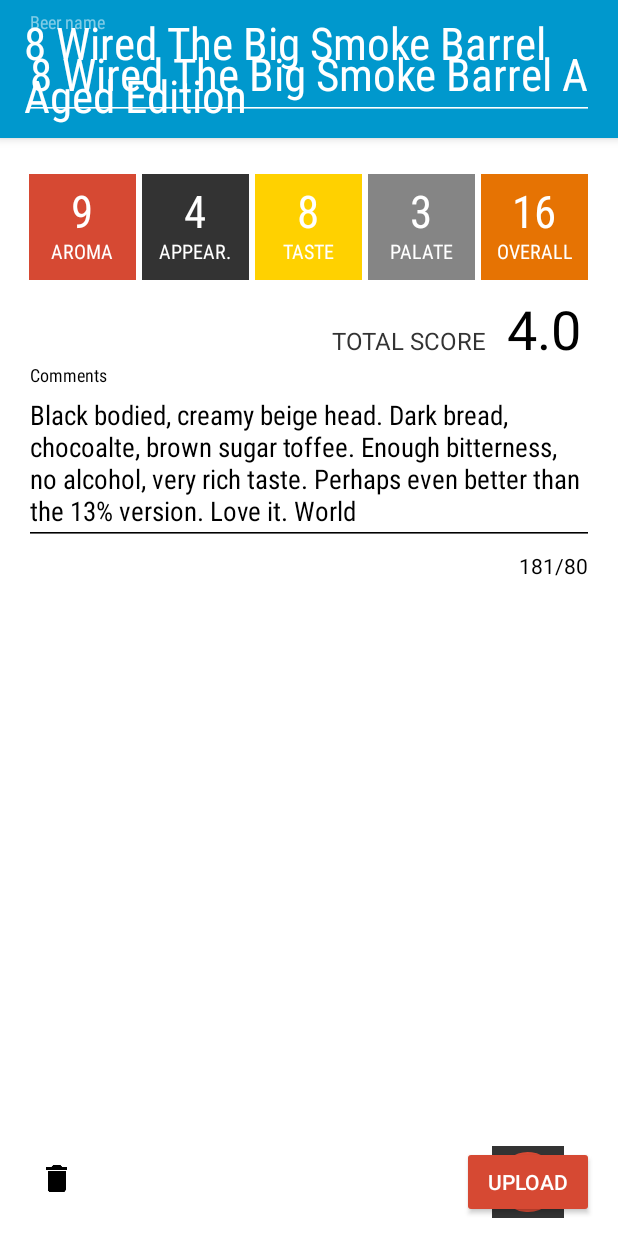
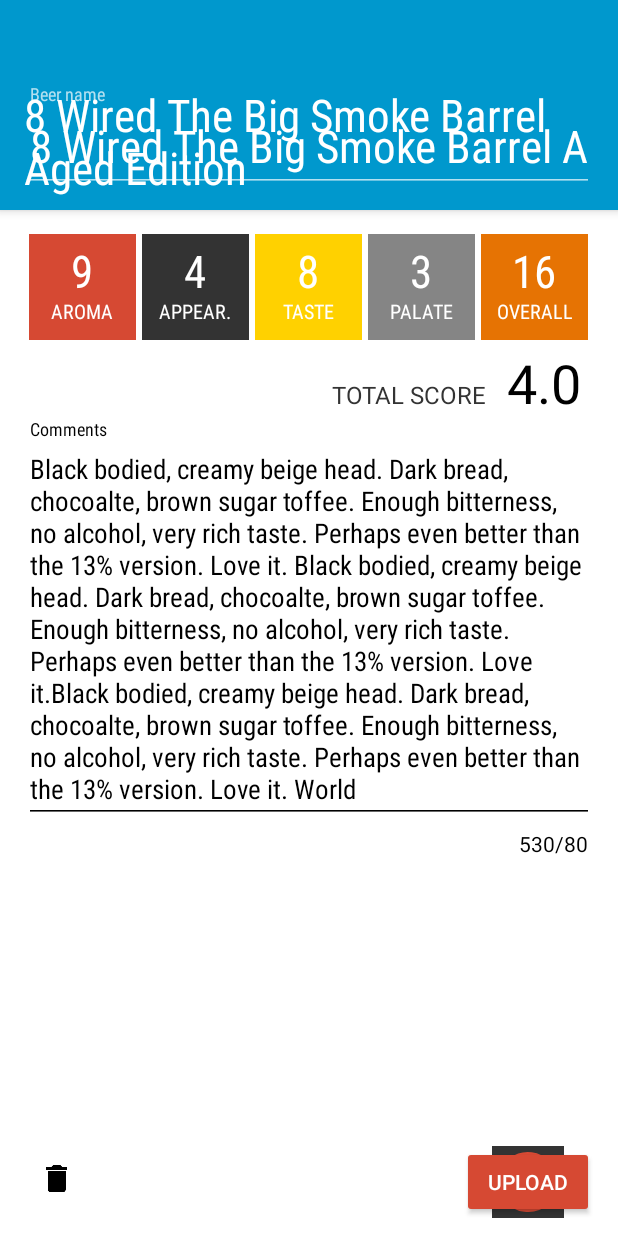
Before and after one commit to erickok/ratebeer, an Android app: the layout activity_rate.xml on its own in the app's theme, with its tools: preview values and no code run, on a phone screen of 412 x 824 dp. Run offline under Robolectric (Android 15) with nearby library versions, the phone set to English and light mode, and no system bars.

Commit message:
Merged develop changes for 2.0.4 release.

```diff
--- a/app/build.gradle
+++ b/app/build.gradle
@@ -9,8 +9,8 @@ android {
         applicationId 'com.ratebeer.android'
         minSdkVersion 15
         targetSdkVersion 23
-        versionCode 207
-        versionName '2.0.3'
+        versionCode 208
+        versionName '2.0.4'
     }
     compileOptions {
         sourceCompatibility JavaVersion.VERSION_1_8
@@ -52,4 +52,5 @@ dependencies {
 
     compile 'com.squareup.picasso:picasso:2.5.2'
     //compile 'pl.charmas.android:android-reactive-location:0.7@aar'
+    compile 'net.yslibrary.keyboardvisibilityevent:keyboardvisibilityevent:1.0.1'
 }
--- a/app/src/main/AndroidManifest.xml
+++ b/app/src/main/AndroidManifest.xml
@@ -28,9 +28,7 @@
 		<activity
 			android:name=".gui.BeerActivity"
 			android:theme="@style/AppTheme.NoStatusBar" />
-		<activity
-			android:name=".gui.RateActivity"
-			android:windowSoftInputMode="adjustPan" />
+		<activity android:name=".gui.RateActivity" />
 		<activity android:name=".gui.PhotoActivity" />
 		<activity android:name=".gui.HelpActivity" />
 		<activity android:name=".gui.HelpWhereRatingsActivity" />
--- a/app/src/main/java/com/ratebeer/android/api/model/BeerSearchResult.java
+++ b/app/src/main/java/com/ratebeer/android/api/model/BeerSearchResult.java
@@ -7,7 +7,6 @@ public final class BeerSearchResult {
 	public long beerId;
 	public String beerName;
 	public long brewerId;
-	public String brewerName;
 	public Float overallPercentile;
 	public int rateCount;
 	public boolean unrateable;
--- a/app/src/main/java/com/ratebeer/android/api/model/BeerSearchResultDeserializer.java
+++ b/app/src/main/java/com/ratebeer/android/api/model/BeerSearchResultDeserializer.java
@@ -19,7 +19,6 @@ public final class BeerSearchResultDeserializer implements JsonDeserializer<Beer
 		beerSearchResult.beerId = object.get("BeerID").getAsInt();
 		beerSearchResult.beerName = Normalizer.get().cleanHtml(object.get("BeerName").getAsString());
 		beerSearchResult.brewerId = object.get("BrewerID").getAsInt();
-		beerSearchResult.brewerName = Normalizer.get().cleanHtml(object.get("BrewerName").getAsString());
 
 		if (!(object.get("OverallPctl") instanceof JsonNull))
 			beerSearchResult.overallPercentile = object.get("OverallPctl").getAsFloat();
--- a/app/src/main/java/com/ratebeer/android/gui/HelpActivity.java
+++ b/app/src/main/java/com/ratebeer/android/gui/HelpActivity.java
@@ -75,7 +75,7 @@ public final class HelpActivity extends RateBeerActivity {
 	public void openReport(View view) {
 		Intent emailIntent = new Intent(Intent.ACTION_SEND);
 		emailIntent.setType("message/rfc822");
-		emailIntent.putExtra(Intent.EXTRA_EMAIL, "rb@2312.nl");
+		emailIntent.putExtra(Intent.EXTRA_EMAIL, new String[]{"rb@2312.nl"});
 		emailIntent.putExtra(Intent.EXTRA_SUBJECT, "Help with RateBeer Android app");
 		emailIntent.putExtra(Intent.EXTRA_TEXT,
 				String.format(Locale.US, "Please describe your problem:\n\n\n\nRateBeer username: %1$s\nRateBeer version: %2$s (%3$d)\n\n",
--- a/app/src/main/java/com/ratebeer/android/gui/MainActivity.java
+++ b/app/src/main/java/com/ratebeer/android/gui/MainActivity.java
@@ -126,6 +126,7 @@ public class MainActivity extends RateBeerActivity {
 		queryTextChangeEvents.map(event -> !TextUtils.isEmpty(event.queryText())).subscribe(hasQuery -> {
 			searchList.setVisibility(hasQuery ? View.VISIBLE : View.GONE);
 			tabLayout.setVisibility(hasQuery ? View.GONE : (tabs.size() == 1 ? View.GONE : View.VISIBLE));
+			scanButton.setVisibility(hasQuery ? View.GONE : View.VISIBLE);
 		});
 		queryTextChangeEvents.filter(SearchViewQueryTextEvent::isSubmitted).subscribe(event -> performSearch(event.queryText().toString()));
 		queryTextChangeEvents.map(event -> event.queryText().toString()).map(String::trim).switchMap(query -> {
--- a/app/src/main/java/com/ratebeer/android/gui/lists/BeerRatingsAdapter.java
+++ b/app/src/main/java/com/ratebeer/android/gui/lists/BeerRatingsAdapter.java
@@ -74,6 +74,8 @@ public final class BeerRatingsAdapter extends RecyclerView.Adapter<BeerRatingsAd
 	}
 
 	private Spanned asHtml(String raw) {
+		if (raw == null)
+			return null;
 		try {
 			return Html.fromHtml(raw);
 		} catch (Exception e) {
--- a/app/src/main/java/com/ratebeer/android/gui/lists/RatingsAdapter.java
+++ b/app/src/main/java/com/ratebeer/android/gui/lists/RatingsAdapter.java
@@ -16,7 +16,6 @@ import android.widget.TextView;
 import com.ratebeer.android.R;
 import com.ratebeer.android.Session;
 import com.ratebeer.android.api.ImageUrls;
-import com.ratebeer.android.db.RBLog;
 import com.ratebeer.android.db.Rating;
 import com.ratebeer.android.gui.services.SyncService;
 import com.ratebeer.android.gui.widget.Images;
@@ -68,7 +67,7 @@ public final class RatingsAdapter extends RecyclerView.Adapter<RecyclerView.View
 				return true;
 			});
 			// Monitor changes in the user counts too
-			Session.get().getUpdates(context, true).doOnEach(RBLog::rx).observeOn(AndroidSchedulers.mainThread()).subscribe(
+			Session.get().getUpdates(context, true).observeOn(AndroidSchedulers.mainThread()).subscribe(
 					counts -> headerHolder.userCountText.setText(String.format(Locale.getDefault(), "%1$d", Session.get().getUserRateCount())));
 		} else {
 			Rating rating = ratings.get(position - 1);
--- a/app/src/main/res/layout/activity_beer.xml
+++ b/app/src/main/res/layout/activity_beer.xml
@@ -5,7 +5,8 @@
 	android:layout_width="match_parent"
 	android:layout_height="match_parent"
 	android:fitsSystemWindows="true"
-	android:orientation="vertical">
+	android:orientation="vertical"
+	tools:context=".gui.BeerActivity">
 
 	<android.support.design.widget.AppBarLayout
 		android:id="@+id/appbar_layout"
--- a/app/src/main/res/layout/activity_main.xml
+++ b/app/src/main/res/layout/activity_main.xml
@@ -8,7 +8,6 @@
 	tools:context="com.ratebeer.android.gui.MainActivity">
 
 	<android.support.design.widget.AppBarLayout
-		android:id="@+id/appBarLayout"
 		android:layout_width="match_parent"
 		android:layout_height="wrap_content"
 		android:theme="@style/AppTheme.Dark">
@@ -58,8 +57,8 @@
 						android:layout_height="wrap_content"
 						android:layout_gravity="end|center_vertical"
 						android:padding="10dp"
-						android:layout_marginEnd="12dp"
-						android:layout_marginRight="12dp"
+						android:layout_marginEnd="18dp"
+						android:layout_marginRight="18dp"
 						android:background="@drawable/back_selectable"
 						android:contentDescription="@string/search_scan"
 						android:src="@drawable/ic_action_barcode" />
--- a/app/src/main/res/layout/activity_rate.xml
+++ b/app/src/main/res/layout/activity_rate.xml
@@ -1,26 +1,34 @@
 <?xml version="1.0" encoding="utf-8"?>
-<android.support.design.widget.CoordinatorLayout xmlns:android="http://schemas.android.com/apk/res/android"
+<RelativeLayout xmlns:android="http://schemas.android.com/apk/res/android"
 	xmlns:app="http://schemas.android.com/apk/res-auto"
 	xmlns:tools="http://schemas.android.com/tools"
+	android:id="@+id/root_layout"
 	android:layout_width="match_parent"
 	android:layout_height="match_parent"
-	android:orientation="vertical"
 	tools:context=".gui.RateActivity">
+
+	<!-- Invisible view to steal focus from EditText -->
+	<View
+		android:layout_width="0dp"
+		android:layout_height="0dp"
+		android:focusable="true"
+		android:focusableInTouchMode="true" />
 
 	<android.support.design.widget.AppBarLayout
 		android:id="@+id/appbar_layout"
 		android:layout_width="match_parent"
 		android:layout_height="wrap_content"
-		app:theme="@style/ThemeOverlay.AppCompat.Dark.ActionBar">
+		android:theme="@style/AppTheme.Dark">
 
-		<!-- Invisible view to steal focus from SearchView -->
-		<View
-			android:layout_width="0dp"
-			android:layout_height="0dp"
-			android:focusable="true"
-			android:focusableInTouchMode="true" />
+		<android.support.v7.widget.Toolbar
+			android:id="@+id/main_toolbar"
+			android:layout_width="match_parent"
+			android:layout_height="wrap_content"
+			android:minHeight="?attr/actionBarSize"
+			app:theme="@style/AppTheme.Toolbar" />
 
 		<FrameLayout
+			android:id="@+id/beer_name_layout"
 			android:layout_width="match_parent"
 			android:layout_height="match_parent"
 			android:orientation="vertical"
@@ -28,8 +36,7 @@
 			android:paddingEnd="16dp"
 			android:paddingLeft="16dp"
 			android:paddingRight="16dp"
-			android:paddingStart="16dp"
-			android:paddingTop="8dp">
+			android:paddingStart="16dp">
 
 			<TextView
 				android:id="@+id/beer_name_text"
@@ -72,15 +79,16 @@
 		android:id="@+id/rating_layout"
 		android:layout_width="match_parent"
 		android:layout_height="match_parent"
-		android:layout_marginTop="8dp"
-		android:fillViewport="true"
-		android:padding="16dp"
-		app:layout_behavior="@string/appbar_scrolling_view_behavior">
+		android:layout_below="@id/appbar_layout"
+		android:clipToPadding="true"
+		android:paddingBottom="72dp"
+		android:fillViewport="true">
 
 		<LinearLayout
 			android:layout_width="match_parent"
 			android:layout_height="wrap_content"
-			android:orientation="vertical">
+			android:orientation="vertical"
+			android:padding="16dp">
 
 			<LinearLayout
 				android:layout_width="match_parent"
@@ -174,7 +182,7 @@
 				android:layout_width="wrap_content"
 				android:layout_height="wrap_content"
 				android:layout_gravity="end"
-				android:layout_marginTop="8dp"
+				android:layout_marginTop="4dp"
 				android:baselineAligned="true"
 				android:orientation="horizontal">
 
@@ -204,7 +212,6 @@
 			<android.support.design.widget.TextInputLayout
 				android:layout_width="match_parent"
 				android:layout_height="wrap_content"
-				android:layout_marginBottom="32dp"
 				app:counterEnabled="true"
 				app:counterMaxLength="80"
 				app:counterOverflowTextAppearance="@style/RatingLength.Sufficient"
@@ -220,7 +227,7 @@
 					android:scrollHorizontally="false"
 					android:textColor="@android:color/black"
 					android:textSize="18sp"
-					tools:text="Black bodied, creamy beige head. Dark bread, chocoalte, brown sugar toffee. Enough bitterness, no alcohol, very rich taste. Perhaps even better than the 13% version. Love it. World " />
+					tools:text="Black bodied, creamy beige head. Dark bread, chocoalte, brown sugar toffee. Enough bitterness, no alcohol, very rich taste. Perhaps even better than the 13% version. Love it. Black bodied, creamy beige head. Dark bread, chocoalte, brown sugar toffee. Enough bitterness, no alcohol, very rich taste. Perhaps even better than the 13% version. Love it.Black bodied, creamy beige head. Dark bread, chocoalte, brown sugar toffee. Enough bitterness, no alcohol, very rich taste. Perhaps even better than the 13% version. Love it. World " />
 
 			</android.support.design.widget.TextInputLayout>
 
@@ -228,14 +235,31 @@
 
 	</ScrollView>
 
-	<FrameLayout
+	<ImageButton
+		android:id="@+id/delete_button"
 		android:layout_width="wrap_content"
 		android:layout_height="wrap_content"
+		android:layout_alignParentBottom="true"
+		android:layout_alignParentLeft="true"
+		android:layout_alignParentStart="true"
+		android:layout_margin="20dp"
+		android:background="?attr/selectableItemBackgroundBorderless"
+		android:contentDescription="@string/rate_discard_rating"
+		android:onClick="deleteRating"
+		android:padding="6dp"
+		android:src="@drawable/ic_delete_black_24dp" />
+
+	<FrameLayout
+		android:id="@+id/upload_layout"
+		android:layout_width="wrap_content"
+		android:layout_height="wrap_content"
+		android:layout_alignParentBottom="true"
+		android:layout_alignParentEnd="true"
+		android:layout_alignParentRight="true"
+		android:layout_gravity="bottom"
 		android:layout_marginBottom="12dp"
 		android:layout_marginEnd="16dp"
-		android:layout_marginRight="16dp"
-		app:layout_anchor="@id/rating_layout"
-		app:layout_anchorGravity="bottom|right|end">
+		android:layout_marginRight="16dp">
 
 		<Button
 			android:id="@+id/upload_button"
@@ -257,17 +281,4 @@
 
 	</FrameLayout>
 
-	<ImageButton
-		android:id="@+id/delete_button"
-		android:layout_width="wrap_content"
-		android:layout_height="wrap_content"
-		android:layout_margin="20dp"
-		android:padding="6dp"
-		android:background="?attr/selectableItemBackgroundBorderless"
-		android:contentDescription="@string/rate_discard_rating"
-		android:onClick="deleteRating"
-		android:src="@drawable/ic_delete_black_24dp"
-		app:layout_anchor="@id/rating_layout"
-		app:layout_anchorGravity="bottom|left|start" />
-
-</android.support.design.widget.CoordinatorLayout>
+</RelativeLayout>
--- a/app/src/main/res/values/styles.xml
+++ b/app/src/main/res/values/styles.xml
@@ -6,6 +6,7 @@
 		<item name="colorAccent">@color/red_main</item>
 		<item name="colorControlHighlight">@color/yellow_main</item>
 		<item name="colorButtonNormal">@color/red_main</item>
+		<item name="windowActionModeOverlay">true</item>
 		<item name="android:windowBackground">@android:color/white</item>
 		<item name="android:windowLightStatusBar" tools:targetApi="m">true</item>
 	</style>
@@ -15,6 +16,8 @@
 		<item name="colorPrimaryDark">@color/yellow_main</item>
 		<item name="colorAccent">@color/red_main</item>
 		<item name="colorControlHighlight">@color/yellow_main</item>
+		<item name="colorButtonNormal">@color/red_main</item>
+		<item name="windowActionModeOverlay">true</item>
 	</style>
 
 	<style name="AppTheme.NoStatusBar">
--- a/build.gradle
+++ b/build.gradle
@@ -3,7 +3,7 @@ buildscript {
         jcenter()
     }
     dependencies {
-        classpath 'com.android.tools.build:gradle:2.1.0-alpha1'
+        classpath 'com.android.tools.build:gradle:2.1.0-alpha3'
         classpath 'me.tatarka:gradle-retrolambda:3.2.5'
     }
 }
```
Also changed, not shown: app/src/main/java/com/ratebeer/android/gui/RateActivity.java (+42 -0 lines), app/src/main/res/values-v21/styles.xml (renamed from app/src/main/res/values-v21/style.xml).
